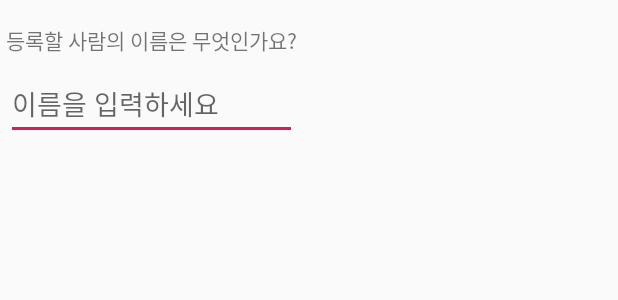
After one commit to sowoncapstone/faceblindness_android, an Android app: the layout dialog_unkown.xml on its own in the app's theme, with its tools: preview values and no code run, on a phone screen of 412 x 824 dp. The commit adds this screen. Shown: the top 300 px of the screen. Run offline under Robolectric (Android 15) with nearby library versions, the light colour scheme and no system bars; network calls fail.

```diff
--- a/app/src/main/res/layout/activity_login.xml
+++ b/app/src/main/res/layout/activity_login.xml
@@ -41,6 +41,8 @@
 
             <EditText
                 android:id="@+id/login_password"
+                android:inputType="textPassword"
+                android:fontFamily="sans-serif"
                 android:layout_width="208dp"
                 android:layout_height="wrap_content"
                 android:width="150dp"
--- /dev/null
+++ b/app/src/main/res/layout/dialog_unkown.xml
@@ -0,0 +1,24 @@
+<?xml version="1.0" encoding="utf-8"?>
+<LinearLayout xmlns:android="http://schemas.android.com/apk/res/android"
+    android:orientation="vertical"
+    android:layout_width="wrap_content"
+    android:layout_height="wrap_content">
+
+    <TextView
+        android:layout_width="match_parent"
+        android:layout_height="wrap_content"
+        android:text="등록할 사람의 이름은 무엇인가요?"
+        android:layout_marginTop="16dp"
+        android:layout_marginLeft="4dp"
+        android:layout_marginRight="4dp"
+        android:layout_marginBottom="4dp" />
+    <EditText
+        android:id="@+id/unknown_name"
+        android:layout_width="match_parent"
+        android:layout_height="wrap_content"
+        android:layout_marginTop="4dp"
+        android:layout_marginLeft="4dp"
+        android:layout_marginRight="4dp"
+        android:layout_marginBottom="16dp"
+        android:hint="이름을 입력하세요"/>
+</LinearLayout>
```
Also changed, not shown: app/src/main/java/com/sowon/faceblindness_android/MainActivity.java (+58 -2 lines), app/src/main/java/com/sowon/faceblindness_android/tab_fragment/OptionActivity.java (+23 -3 lines), app/src/main/java/com/sowon/faceblindness_android/util/LoginActivity.java (+22 -43 lines), app/src/main/java/com/sowon/faceblindness_android/util/RegisterActivity.java (+10 -2 lines), app/src/main/java/com/sowon/faceblindness_android/util/SendNameActivity.java (added, +73 -0 lines).
